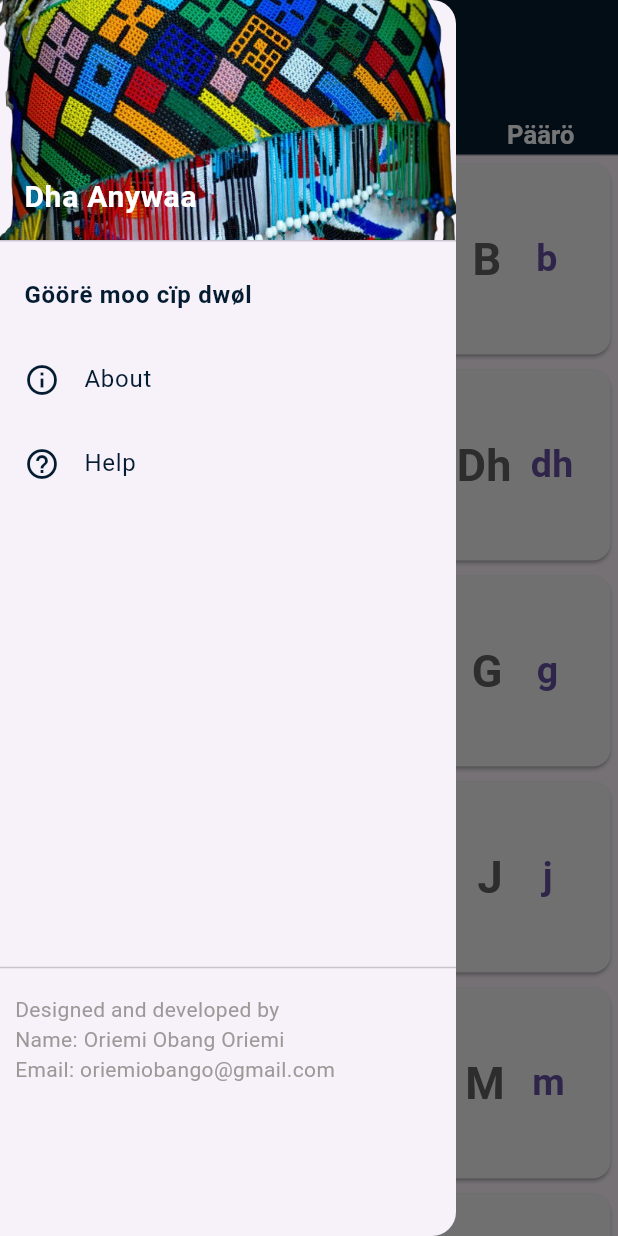
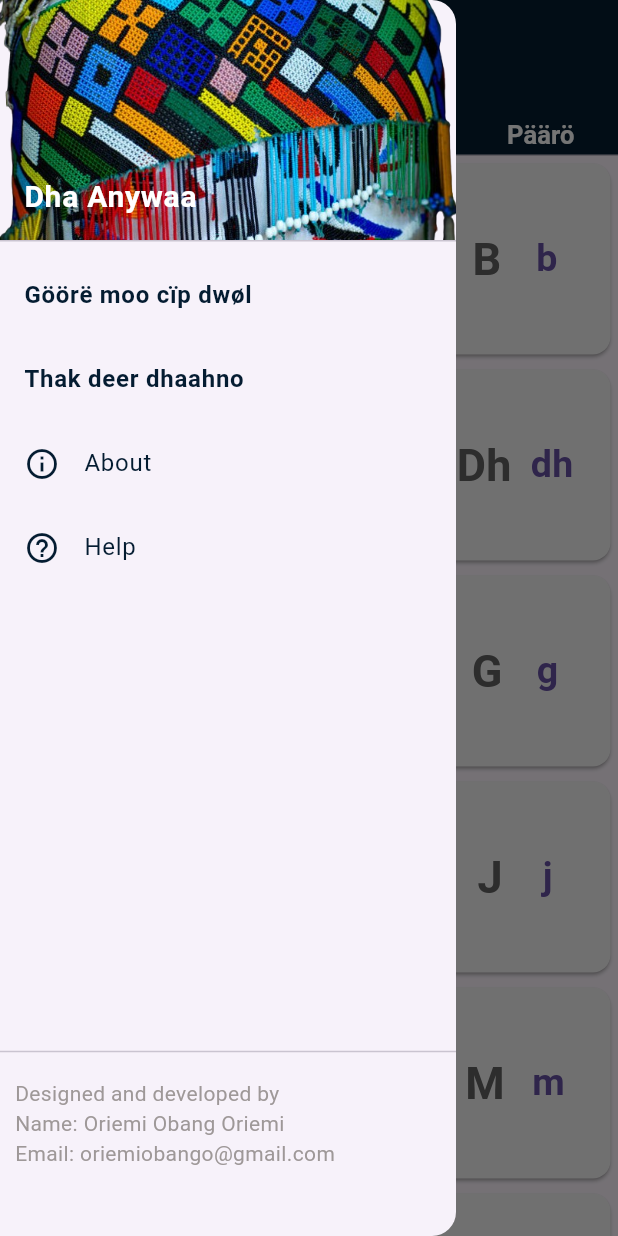
Before and after one commit to oriemiobang/Dha-Anywaa-application, a Flutter app: the screen it shows after launch, with the side drawer open, on a phone screen of 412 x 824 dp. Run offline on Flutter 3.47's test engine with Material 3 defaults, Android fonts, the phone set to English and light mode, and no system bars; our stand-ins replace audioplayers.

Commit message:
adding some new features

```diff
--- a/lib/home_page.dart
+++ b/lib/home_page.dart
@@ -6,6 +6,7 @@ import 'package:dha_anywaaa/pages/page2.dart';
 import 'package:dha_anywaaa/pages/page3.dart';
 import 'package:dha_anywaaa/pages/page4.dart';
 import 'package:dha_anywaaa/vowelLetter.dart';
+import 'package:dha_anywaaa/widgets/body.dart';
 import 'package:flutter/material.dart';
 
 class HomePage extends StatefulWidget {
@@ -104,6 +105,19 @@ class _HomePageState extends State<HomePage> {
               ListTile(
                 onTap: () {
                   Navigator.push(context,
+                      MaterialPageRoute(builder: (context) => const Body()));
+                },
+                title: const Text(
+                  'Thak deer dhaahno',
+                  style: TextStyle(
+                    fontWeight: FontWeight.bold,
+                    color: Color.fromARGB(255, 4, 28, 49),
+                  ),
+                ),
+              ),
+              ListTile(
+                onTap: () {
+                  Navigator.push(context,
                       MaterialPageRoute(builder: (context) => const About()));
                 },
                 title: const Text(
```
Also changed, not shown: lib/widgets/body.dart (added, +23 -0 lines), assets/word_images/body.jpg (added), 1 other file.
